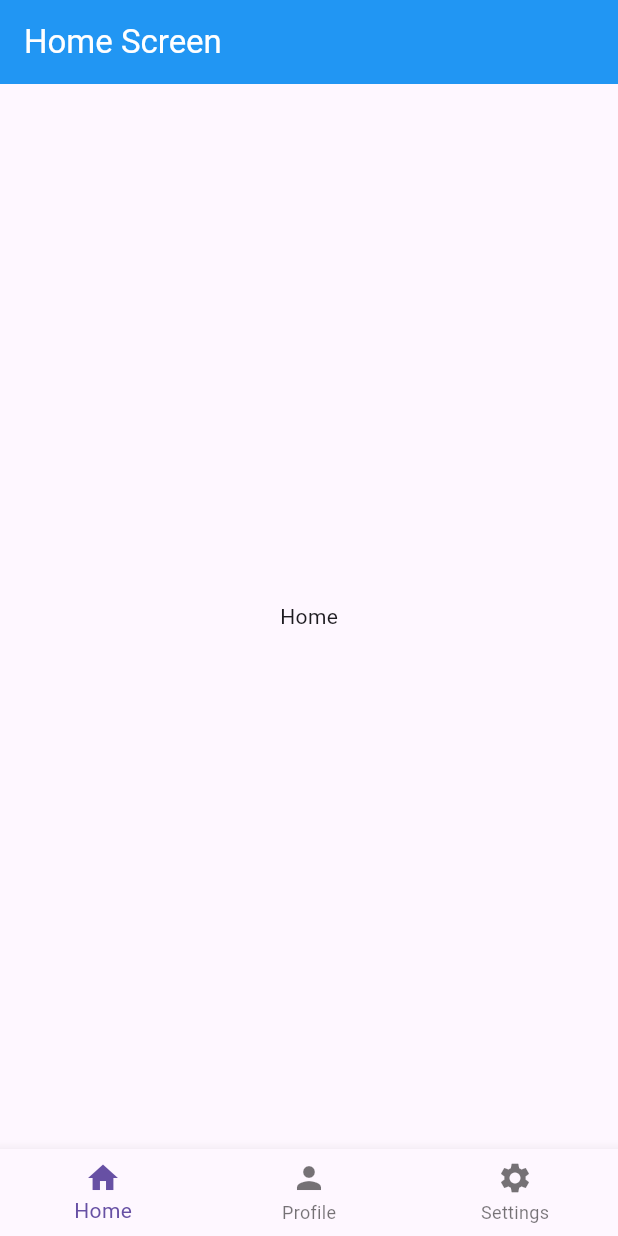
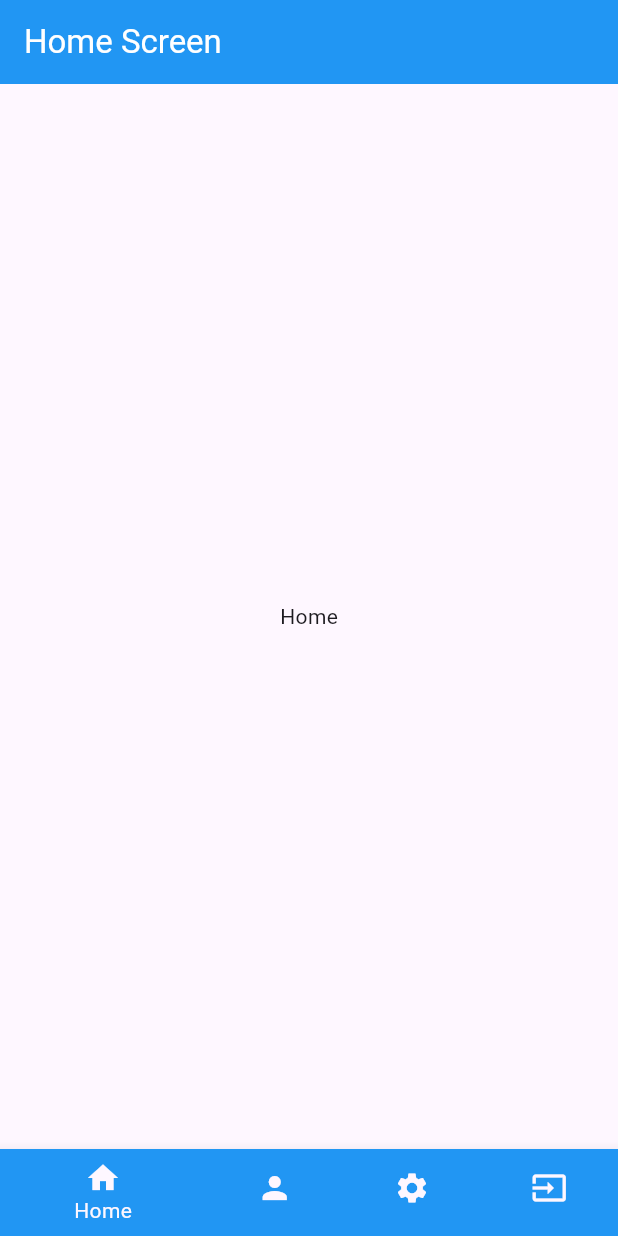
Before and after one commit to kaushalshakya/learning-flutter, a Flutter app: the screen it shows after launch, on a phone screen of 412 x 824 dp. Run offline on Flutter 3.47's test engine with Material 3 defaults, Android fonts, the phone set to English and light mode, and no system bars.

Commit message:
text input

```diff
--- a/lib/main.dart
+++ b/lib/main.dart
@@ -4,6 +4,7 @@ import 'package:flutter/material.dart';
 import 'package:learning_flutter/screens/home_screen.dart';
 import 'package:learning_flutter/screens/profile.dart';
 import 'package:learning_flutter/screens/settings.dart';
+import 'package:learning_flutter/screens/user_input.dart';
 
 void main() {
   runApp(MyApp());
@@ -21,7 +22,8 @@ class MyApp extends StatelessWidget {
       home: Home(),
       routes: {
         '/settings': (context) => Settings(),
-        '/profile': (context) => Profile()
+        '/profile': (context) => Profile(),
+        '/input': (context) => UserInput()
       },
     );
   }
--- a/lib/screens/home_screen.dart
+++ b/lib/screens/home_screen.dart
@@ -3,6 +3,7 @@
 import 'package:flutter/material.dart';
 import 'package:learning_flutter/screens/profile.dart';
 import 'package:learning_flutter/screens/settings.dart';
+import 'package:learning_flutter/screens/user_input.dart';
 
 class Home extends StatefulWidget {
   Home({super.key});
@@ -17,7 +18,8 @@ class _HomeState extends State<Home> {
       child: Text('Home'),
     ),
     Profile(),
-    Settings()
+    Settings(),
+    UserInput()
   ];
 
   int _selectedIndex = 0;
@@ -37,12 +39,26 @@ class _HomeState extends State<Home> {
       ),
       body: _screens[_selectedIndex],
       bottomNavigationBar: BottomNavigationBar(
+        type: BottomNavigationBarType.shifting,
         onTap: navigateBottomBar,
         currentIndex: _selectedIndex,
         items: [
-          BottomNavigationBarItem(icon: Icon(Icons.home), label: 'Home'),
-          BottomNavigationBarItem(icon: Icon(Icons.person), label: 'Profile'),
-          BottomNavigationBarItem(icon: Icon(Icons.settings), label: 'Settings')
+          BottomNavigationBarItem(
+              icon: Icon(Icons.home),
+              label: 'Home',
+              backgroundColor: Colors.blue),
+          BottomNavigationBarItem(
+              icon: Icon(Icons.person),
+              label: 'Profile',
+              backgroundColor: Colors.blue),
+          BottomNavigationBarItem(
+              icon: Icon(Icons.settings),
+              label: 'Settings',
+              backgroundColor: Colors.blue),
+          BottomNavigationBarItem(
+              icon: Icon(Icons.input),
+              label: 'Input',
+              backgroundColor: Colors.blue)
         ],
       ),
     );
```
Also changed, not shown: lib/screens/user_input.dart (added, +38 -0 lines), pubspec.lock.
